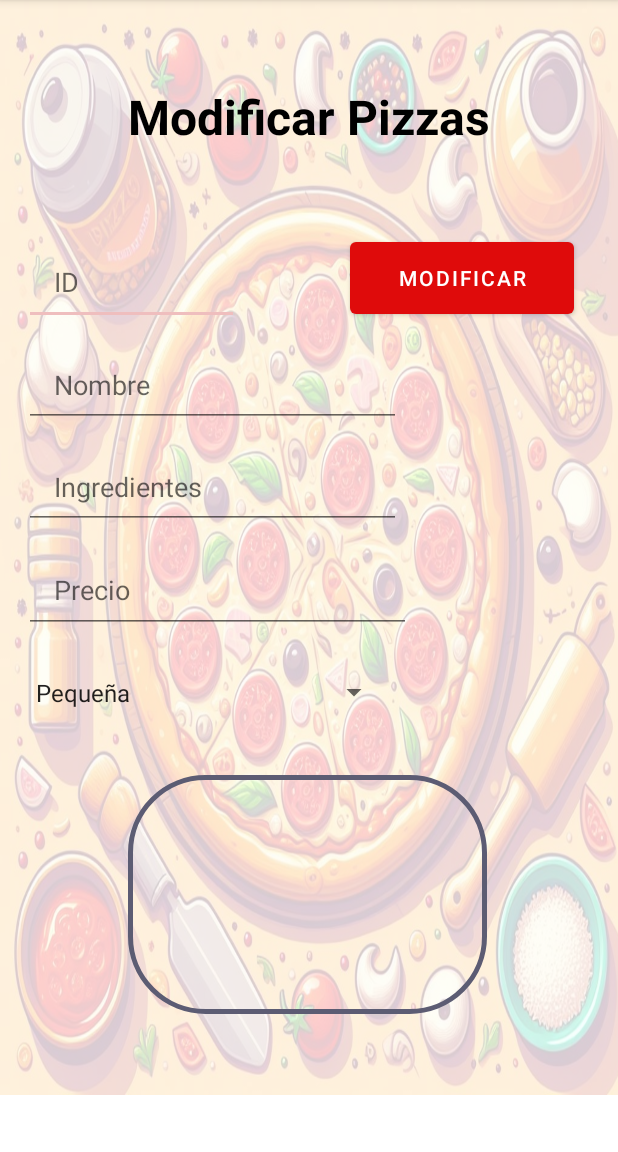
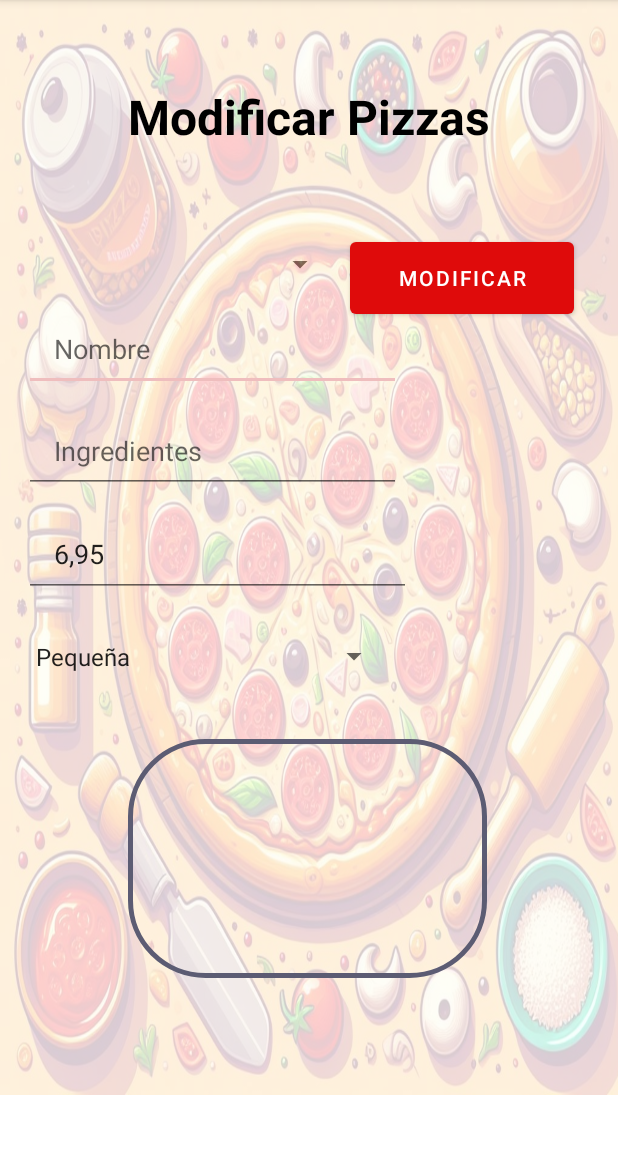
Before and after one commit to Jesuslavado/ProyectoTelepizza, an Android app: the ModificarActivity screen opened directly, with no data from a screen before it, after a tap on "MODIFICAR", on a phone screen of 412 x 824 dp, the part 84-1236 px from its top. Run offline under Robolectric (Android 15) with nearby library versions, the phone set to English and light mode, and no system bars; our stand-ins replace Firebase (no records; nobody signed in at launch, a user with empty details on screens opened directly); 3 statements that could not run were skipped.

Commit message:
modificaciones precio e id

```diff
--- a/app/src/main/java/com/example/proyectotelepizza/Cliente/MostrarClienteActivity.kt
+++ b/app/src/main/java/com/example/proyectotelepizza/Cliente/MostrarClienteActivity.kt
@@ -42,7 +42,7 @@ class MostrarClienteActivity : ActivityWhitMenus() {
         binding.filtro.addTextChangedListener { filtro ->
             // Actualiza la lista de productos en el adaptador según el filtro ingresado
             adapter.actualizarOfertas(listaProductos.filter { producto ->
-                producto.Nombre.lowercase().contains(filtro.toString().lowercase())
+                producto.Tamaño.lowercase().contains(filtro.toString().lowercase())
             })
         }
 
--- a/app/src/main/java/com/example/proyectotelepizza/ModificarActivity.kt
+++ b/app/src/main/java/com/example/proyectotelepizza/ModificarActivity.kt
@@ -3,6 +3,8 @@ package com.example.proyectotelepizza
 import android.content.Intent
 import android.net.Uri
 import android.os.Bundle
+import android.view.View
+import android.widget.AdapterView
 import android.widget.ArrayAdapter
 import android.widget.Toast
 import com.bumptech.glide.Glide
@@ -20,71 +22,37 @@ class ModificarActivity : ActivityWhitMenus() {
         binding = ActivityModificarBinding.inflate(layoutInflater)
         setContentView(binding.root)
 
+        // Cargar los IDs y nombres de las pizzas en el Spinner
+        cargarPizzas()
+
         // Lista de tamaños
         val tamanos = arrayOf("Pequeña", "Mediana", "Familiar")
 
-        // Adaptador para el Spinner
+        // Adaptador para el Spinner de tamaños
         val adapter = ArrayAdapter(this, android.R.layout.simple_spinner_item, tamanos)
         adapter.setDropDownViewResource(android.R.layout.simple_spinner_dropdown_item)
-
-        // Configurar el adaptador en el Spinner
         binding.mtamano.adapter = adapter
 
-        binding.bmodificar.setOnClickListener {
-            val productId = binding.mid.text.toString()
+        binding.mtamano.onItemSelectedListener = object : AdapterView.OnItemSelectedListener {
+            override fun onItemSelected(parent: AdapterView<*>?, view: View?, position: Int, id: Long) {
+                // Obtener el tamaño seleccionado
+                val tamanoSeleccionado = tamanos[position]
 
-            if (productId.isNotEmpty()) {
-                db.collection("Producto")
-                    .document(productId)
-                    .get()
-                    .addOnSuccessListener { documentSnapshot ->
-                        if (documentSnapshot.exists()) {
-                            val ingredientes = documentSnapshot.getString("Ingredientes") ?: ""
-                            val nombre = documentSnapshot.getString("Nombre") ?: ""
-                            val precio = documentSnapshot.getString("Precio") ?: ""
-                            val tamano = documentSnapshot.getString("Tamaño") ?: ""
-                            val urlImagen = documentSnapshot.getString("Imagen") ?: ""
+                // Obtener el precio correspondiente al tamaño seleccionado
+                val precio = obtenerPrecioPorTamano(tamanoSeleccionado)
 
-                            binding.mingredientes.setText(ingredientes)
-                            binding.mnombre.setText(nombre)
-                            binding.mprecio.setText(precio)
+                // Mostrar el precio en el EditText correspondiente
+                binding.mprecio.setText(precio)
+            }
 
-                            // Seleccionar el valor del Spinner según el valor en Firebase
-                            val tamanoIndex = tamanos.indexOf(tamano)
-                            if (tamanoIndex != -1) {
-                                binding.mtamano.setSelection(tamanoIndex)
-                            }
-
-                            // Cargar la imagen utilizando Glide o cualquier biblioteca de carga de imágenes
-                            // Asegúrate de haber agregado las dependencias necesarias para Glide
-                            Glide.with(this)
-                                .load(urlImagen)
-                                .into(binding.mimagen)
-
-                            showToast("Producto encontrado y cargado correctamente")
-                        } else {
-                            showToast("No se encontró el producto con el ID proporcionado")
-                        }
-                    }
-                    .addOnFailureListener { exception ->
-                        showToast("Error al obtener el producto: $exception")
-                    }
-            } else {
-                showToast("Por favor, ingresa un ID de producto válido")
+            override fun onNothingSelected(parent: AdapterView<*>?) {
+                // No se necesita ninguna acción si no se selecciona ningún elemento
             }
         }
 
-        // Agregar lógica para seleccionar una nueva imagen
-        binding.mimagen.setOnClickListener {
-            // Puedes abrir la galería o utilizar un selector de archivos según tus necesidades
-            // Aquí estoy utilizando un intent para abrir la galería
-            val intent = Intent(Intent.ACTION_PICK)
-            intent.type = "image/*"
-            startActivityForResult(intent, PICK_IMAGE_REQUEST)
-        }
-
         binding.bmodificar.setOnClickListener {
-            val productId = binding.mid.text.toString()
+            val producto = binding.midSpinner.selectedItem as Pair<String, String>
+            val productId = producto.first
 
             if (productId.isNotEmpty()) {
                 val nombre = binding.mnombre.text.toString()
@@ -100,14 +68,58 @@ class ModificarActivity : ActivityWhitMenus() {
                     actualizarProductoEnFirestore(productId, nombre, ingredientes, tamano, precio, "")
                 }
             } else {
-                showToast("Por favor, ingresa un ID de producto válido")
+                showToast("Por favor, selecciona una pizza válida")
             }
         }
     }
 
+    // Método para cargar los IDs y nombres de las pizzas en el Spinner
+    private fun cargarPizzas() {
+        db.collection("Producto")
+            .get()
+            .addOnSuccessListener { result ->
+                val pizzasList = mutableListOf<Pair<String, String>>()
+
+                for (document in result) {
+                    val id = document.id
+                    val nombre = document.getString("Nombre")
+                    if (nombre != null) {
+                        pizzasList.add(Pair(id, nombre))
+                    }
+                }
+
+                // Crear un adaptador para el Spinner con los IDs y nombres de las pizzas
+                val adapter = ArrayAdapter<Pair<String, String>>(
+                    this,
+                    android.R.layout.simple_spinner_item,
+                    pizzasList
+                )
+                adapter.setDropDownViewResource(android.R.layout.simple_spinner_dropdown_item)
+
+                // Configurar el adaptador en el Spinner
+                binding.midSpinner.adapter = adapter
+            }
+            .addOnFailureListener { exception ->
+                showToast("Error al cargar las pizzas: $exception")
+            }
+    }
+
+    // Función para obtener el precio basado en el tamaño seleccionado
+    private fun obtenerPrecioPorTamano(tamano: String): String {
+        // Define el mapa de precios por tamaño
+        val preciosPorTamano = mapOf(
+            "Pequeña" to "6,95",
+            "Mediana" to "8,95",
+            "Familiar" to "12,95"
+        )
+        // Retorna el precio correspondiente al tamaño
+        return preciosPorTamano[tamano] ?: ""
+    }
+
+    // Método para subir una nueva imagen a Firebase Storage
     private fun subirNuevaImagenAFirebase(productId: String, nombre: String, ingredientes: String, tamano: String, precio: String) {
         if (selectedImageUri != null) {
-            // Sube la nueva imagen al almacenamiento de Firebase
+            // Subir la nueva imagen al almacenamiento de Firebase
             // Reemplaza "tu_ruta_en_el_almacenamiento" con la ruta deseada en tu almacenamiento de Firebase
             val referenciaAlmacenamiento = FirebaseStorage.getInstance().getReference("modificaciones/${System.currentTimeMillis()}.jpg")
 
@@ -128,6 +140,7 @@ class ModificarActivity : ActivityWhitMenus() {
         }
     }
 
+    // Método para actualizar los datos de un producto en Firestore
     private fun actualizarProductoEnFirestore(productId: String, nombre: String, ingredientes: String, tamano: String, precio: String, urlImagen: String) {
         // Actualiza los datos en Firestore
         db.collection("Producto").document(productId).update(
@@ -142,7 +155,7 @@ class ModificarActivity : ActivityWhitMenus() {
             showToast("Producto modificado correctamente")
 
             // Limpia los campos después de la modificación exitosa
-            binding.mid.text = null
+            binding.midSpinner.setSelection(0) // Establece la selección del Spinner a la primera posición
             binding.mnombre.text = null
             binding.mingredientes.text = null
             binding.mtamano.setSelection(0) // Establece la selección del Spinner a la primera posición
@@ -153,7 +166,12 @@ class ModificarActivity : ActivityWhitMenus() {
         }
     }
 
-    // Agrega este método para manejar el resultado de la selección de la imagen
+    // Método para mostrar un Toast con un mensaje
+    private fun showToast(message: String) {
+        Toast.makeText(this, message, Toast.LENGTH_SHORT).show()
+    }
+
+    // Método para manejar el resultado de la selección de la imagen
     override fun onActivityResult(requestCode: Int, resultCode: Int, data: Intent?) {
         super.onActivityResult(requestCode, resultCode, data)
 
@@ -166,10 +184,6 @@ class ModificarActivity : ActivityWhitMenus() {
         }
     }
 
-    private fun showToast(message: String) {
-        Toast.makeText(this, message, Toast.LENGTH_SHORT).show()
-    }
-
     companion object {
         private const val PICK_IMAGE_REQUEST = 1
     }
--- a/app/src/main/java/com/example/proyectotelepizza/MostrarActivity.kt
+++ b/app/src/main/java/com/example/proyectotelepizza/MostrarActivity.kt
@@ -38,7 +38,7 @@ class MostrarActivity : ActivityWhitMenus() {
         binding.filtro.addTextChangedListener { filtro ->
             // Actualiza la lista de productos en el adaptador según el filtro ingresado
             adapter.actualizarOfertas(listaProductos.filter { producto ->
-                producto.Nombre.lowercase().contains(filtro.toString().lowercase())
+                producto.Tamaño.lowercase().contains(filtro.toString().lowercase())
             })
         }
 
--- a/app/src/main/res/layout/activity_eliminar.xml
+++ b/app/src/main/res/layout/activity_eliminar.xml
@@ -20,17 +20,15 @@
         app:layout_constraintStart_toStartOf="parent"
         app:layout_constraintTop_toTopOf="parent" />
 
-    <EditText
+    <Spinner
         android:id="@+id/Eid"
         android:layout_width="0dp"
         android:layout_height="52dp"
         android:layout_marginTop="96dp"
         android:layout_marginEnd="100dp"
-        android:ems="10"
-        android:hint="ID Pizza"
-        android:inputType="number"
         app:layout_constraintEnd_toEndOf="parent"
         app:layout_constraintTop_toBottomOf="@+id/textView2" />
+
 
     <Button
         android:id="@+id/beliminar"
--- a/app/src/main/res/layout/activity_insertar.xml
+++ b/app/src/main/res/layout/activity_insertar.xml
@@ -56,7 +56,8 @@
         android:layout_marginTop="8dp"
         android:ems="10"
         android:hint="ID"
-        android:inputType="number"
+        android:inputType="none"
+        android:focusable="false"
         android:paddingLeft="20dp"
         android:paddingRight="20dp"
         app:layout_constraintEnd_toStartOf="@+id/Iingredientes"
@@ -97,7 +98,8 @@
         android:hint="Precio"
         android:paddingLeft="20dp"
         android:paddingRight="20dp"
-        android:inputType="numberDecimal"
+        android:inputType="none"
+        android:focusable="false"
         app:layout_constraintBottom_toTopOf="@+id/Iingredientes"
         app:layout_constraintEnd_toEndOf="parent"
         app:layout_constraintStart_toEndOf="@+id/Iid" />
--- a/app/src/main/res/layout/activity_modificar.xml
+++ b/app/src/main/res/layout/activity_modificar.xml
@@ -47,19 +47,17 @@
         app:layout_constraintStart_toStartOf="parent"
         app:layout_constraintTop_toTopOf="parent" />
 
-    <EditText
-        android:id="@+id/mid"
-        android:layout_width="143dp"
-        android:layout_height="57dp"
+    <Spinner
+        android:id="@+id/midSpinner"
+        android:layout_width="208dp"
+        android:layout_height="33dp"
         android:layout_marginStart="16dp"
         android:layout_marginTop="60dp"
-        android:ems="10"
-        android:hint="ID"
-        android:inputType="text"
-        android:paddingLeft="20dp"
-        android:paddingRight="20dp"
+        android:layout_marginEnd="10dp"
+        app:layout_constraintEnd_toStartOf="@+id/bmodificar"
         app:layout_constraintStart_toStartOf="parent"
-        app:layout_constraintTop_toBottomOf="@+id/textView2" />
+        app:layout_constraintTop_toBottomOf="@id/textView2" />
+
 
     <EditText
         android:id="@+id/mnombre"
@@ -73,7 +71,7 @@
         android:paddingLeft="20dp"
         android:paddingRight="20dp"
         app:layout_constraintStart_toStartOf="parent"
-        app:layout_constraintTop_toBottomOf="@+id/mid" />
+        app:layout_constraintTop_toBottomOf="@+id/midSpinner" />
 
     <EditText
         android:id="@+id/mingredientes"
@@ -106,7 +104,8 @@
         android:layout_marginTop="12dp"
         android:ems="10"
         android:hint="Precio"
-        android:inputType="numberDecimal"
+        android:inputType="none"
+        android:focusable="false"
         android:paddingLeft="20dp"
         android:paddingRight="20dp"
         app:layout_constraintStart_toStartOf="parent"
```
Also changed, not shown: app/src/main/java/com/example/proyectotelepizza/EliminarActivity.kt (+39 -3 lines), app/src/main/java/com/example/proyectotelepizza/InsertarActivity.kt (+44 -3 lines).
